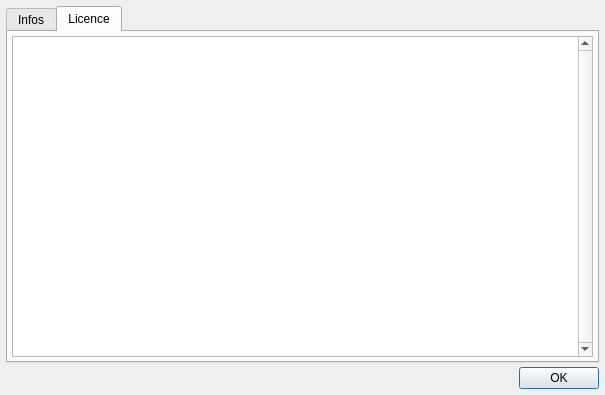
Qt form dlgAPropos.ui (fra589/cn5X) before a commit.
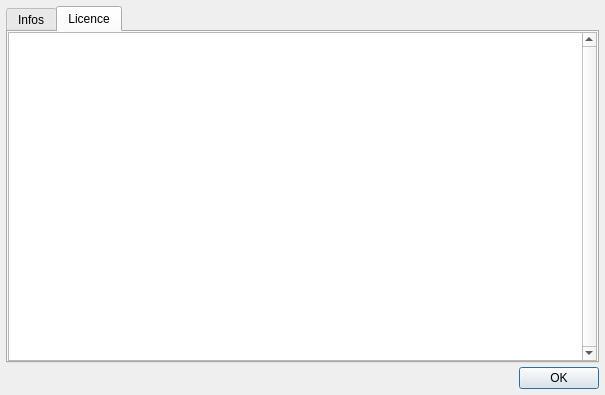
The same form after that commit. The open tabs and pages were chosen to show the change. Icons and pictures are not drawn.

```diff
--- a/dlgAPropos.ui
+++ b/dlgAPropos.ui
@@ -317,16 +317,16 @@
         <number>0</number>
        </property>
        <property name="leftMargin">
-        <number>4</number>
+        <number>0</number>
        </property>
        <property name="topMargin">
-        <number>4</number>
+        <number>0</number>
        </property>
        <property name="rightMargin">
-        <number>4</number>
+        <number>0</number>
        </property>
        <property name="bottomMargin">
-        <number>4</number>
+        <number>0</number>
        </property>
        <item>
         <widget class="QPlainTextEdit" name="qptLicence">
```
